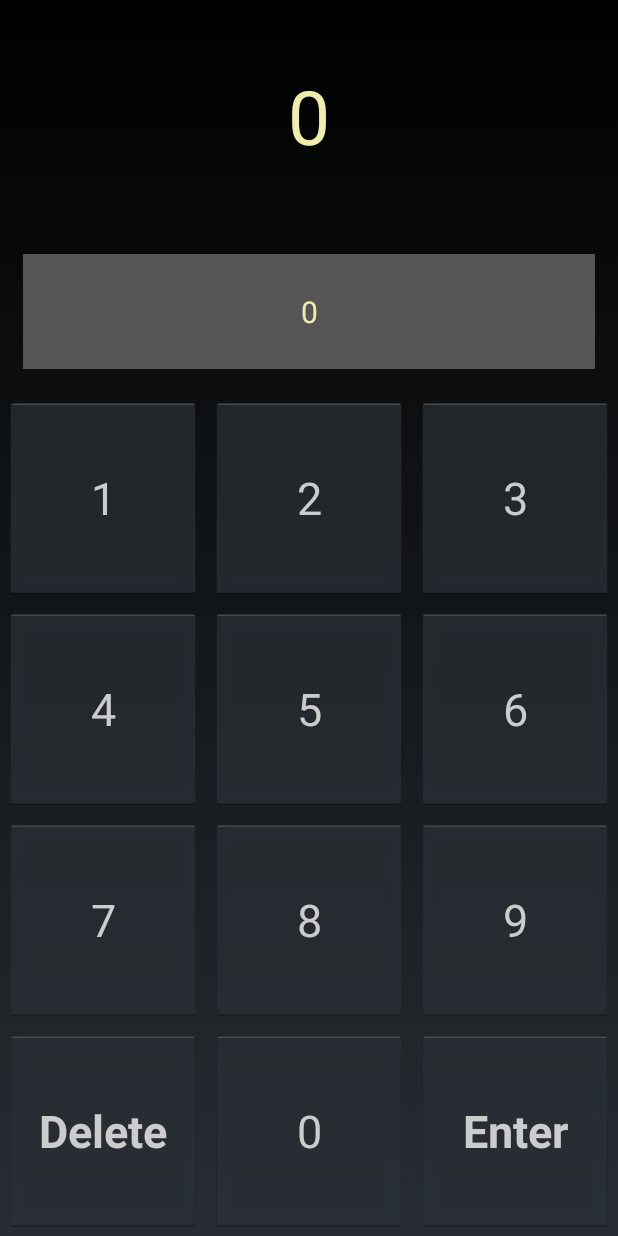
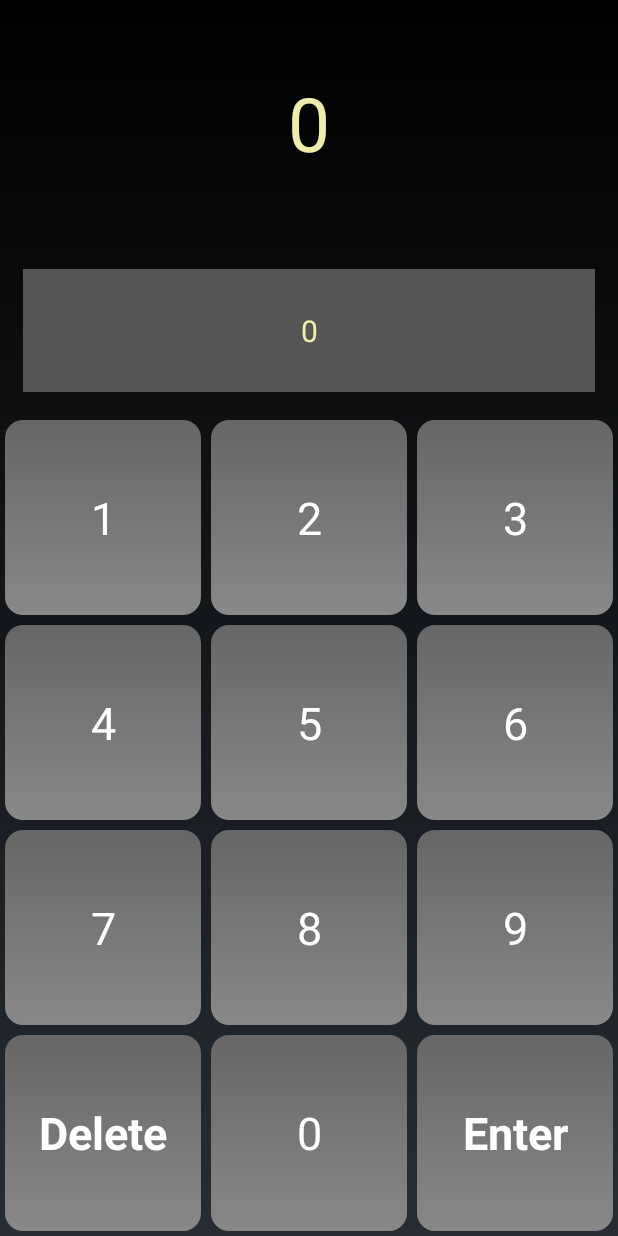
Before and after one commit to beepscore/RemoteControl, an Android app: the screen it shows after launch (RemoteControlActivity), on a phone screen of 412 x 824 dp. Run offline under Robolectric (Android 15) with nearby library versions, the phone set to English and light mode, and no system bars.

Commit message:
Add drawable/button_shape, button_shape_normal, button_shape_pressed, button_text_color

```diff
--- /dev/null
+++ b/app/src/main/res/drawable/button_shape.xml
@@ -0,0 +1,7 @@
+<?xml version="1.0" encoding="utf-8"?>
+<selector xmlns:android="http://schemas.android.com/apk/res/android">
+    <item android:drawable="@drawable/button_shape_normal"
+          android:state_pressed="false" />
+    <item android:drawable="@drawable/button_shape_pressed"
+          android:state_pressed="true" />
+</selector>
--- /dev/null
+++ b/app/src/main/res/drawable/button_shape_normal.xml
@@ -0,0 +1,12 @@
+<?xml version="1.0" encoding="utf-8"?>
+<shape xmlns:android="http://schemas.android.com/apk/res/android"
+    android:shape="rectangle" >
+
+    <corners android:radius="@dimen/button_corner_radius" />
+
+    <gradient
+        android:angle="90"
+        android:startColor="@color/button_background_start"
+        android:endColor="@color/button_background_end" />
+
+</shape>
--- /dev/null
+++ b/app/src/main/res/drawable/button_shape_pressed.xml
@@ -0,0 +1,12 @@
+<?xml version="1.0" encoding="utf-8"?>
+<shape xmlns:android="http://schemas.android.com/apk/res/android"
+       android:shape="rectangle" >
+
+    <corners android:radius="@dimen/button_corner_radius" />
+
+    <gradient
+        android:angle="270"
+        android:startColor="@color/button_background_start"
+        android:endColor="@color/button_background_end" />
+
+</shape>
--- /dev/null
+++ b/app/src/main/res/drawable/button_text_color.xml
@@ -0,0 +1,5 @@
+<?xml version="1.0" encoding="utf-8"?>
+<selector xmlns:android="http://schemas.android.com/apk/res/android">
+    <item android:state_pressed="false" android:color="#ffffff" />
+    <item android:state_pressed="true" android:color="#556699" />
+</selector>
--- a/app/src/main/res/values/colors.xml
+++ b/app/src/main/res/values/colors.xml
@@ -3,4 +3,6 @@
     <color name="text_view_background">#555555</color>
     <color name="text_view_text">#eeeeaa</color>
     <color name="button_text">#cccccc</color>
+    <color name="button_background_start">#888888</color>
+    <color name="button_background_end">#666666</color>
 </resources>
--- a/app/src/main/res/values/dimens.xml
+++ b/app/src/main/res/values/dimens.xml
@@ -2,4 +2,5 @@
     <!-- Default screen margins, per the Android Design guidelines. -->
     <dimen name="activity_horizontal_margin">16dp</dimen>
     <dimen name="activity_vertical_margin">16dp</dimen>
+    <dimen name="button_corner_radius">12dp</dimen>
 </resources>
--- a/app/src/main/res/values/styles.xml
+++ b/app/src/main/res/values/styles.xml
@@ -8,7 +8,8 @@
     <style name="RemoteButton">
         <item name="android:layout_width">0dp</item>
         <item name="android:layout_height">match_parent</item>
-        <item name="android:textColor">@color/button_text</item>
+        <item name="android:background">@drawable/button_shape</item>
+        <item name="android:textColor">@drawable/button_text_color</item>
         <item name="android:textSize">30dp</item>
         <item name="android:layout_margin">3dp</item>
     </style>
```
